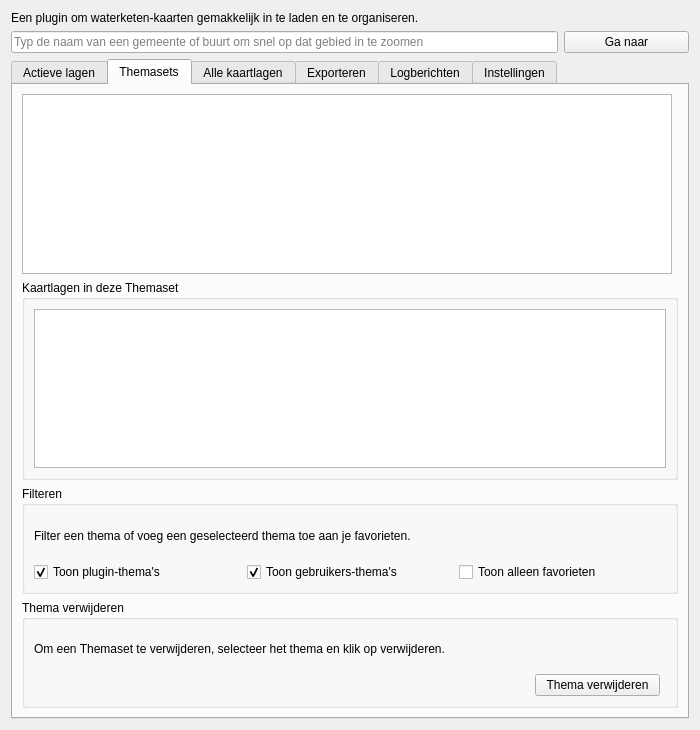
Above: gui/nad_maps_dialog_base.ui from NAD-Dataplatform/NADmaps before the change. Below: the same form after it.
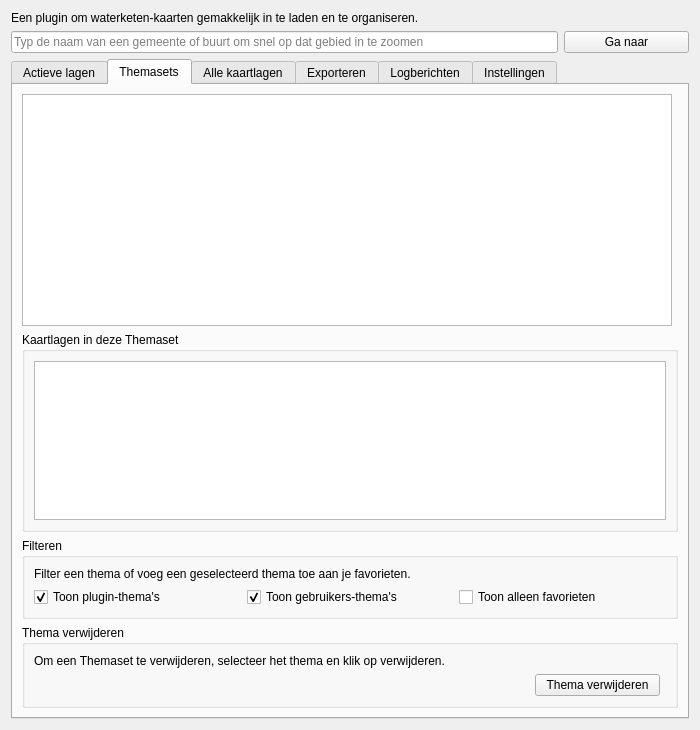
That is the form after the change. The open tabs and pages were chosen to show the change.

```diff
--- a/gui/nad_maps_dialog_base.ui
+++ b/gui/nad_maps_dialog_base.ui
@@ -328,49 +328,32 @@
        <string>Themasets</string>
       </attribute>
       <layout class="QGridLayout" name="gridLayoutTabStart">
-       <item row="0" column="0">
-        <widget class="QTableView" name="themaView">
-         <property name="maximumSize">
-          <size>
-           <width>16777215</width>
-           <height>180</height>
-          </size>
-         </property>
-        </widget>
-       </item>
-       <item row="1" column="0" colspan="2">
-        <widget class="QGroupBox" name="filterThemaGroupBox">
-         <property name="maximumSize">
-          <size>
-           <width>16777215</width>
-           <height>200</height>
-          </size>
-         </property>
-         <property name="title">
-          <string>Kaartlagen in deze Themaset</string>
-         </property>
-         <layout class="QGridLayout" name="gridLayoutFilterThemaGroupBox">
-          <item row="2" column="0">
-           <widget class="QTableView" name="themaMapListView">
-            <property name="maximumSize">
-             <size>
-              <width>16777215</width>
-              <height>16777215</height>
-             </size>
-            </property>
-           </widget>
-          </item>
-         </layout>
-        </widget>
-       </item>
        <item row="2" column="0" colspan="2">
         <widget class="QGroupBox" name="filterThemaGroupBox">
+         <property name="sizePolicy">
+          <sizepolicy hsizetype="Expanding" vsizetype="Minimum">
+           <horstretch>0</horstretch>
+           <verstretch>0</verstretch>
+          </sizepolicy>
+         </property>
+         <property name="maximumSize">
+          <size>
+           <width>16777215</width>
+           <height>100</height>
+          </size>
+         </property>
          <property name="title">
           <string>Filteren</string>
          </property>
          <layout class="QGridLayout" name="gridLayoutFilterThemaGroupBox">
           <item row="0" column="0" colspan="3">
            <widget class="QLabel" name="styling_label">
+            <property name="sizePolicy">
+             <sizepolicy hsizetype="Preferred" vsizetype="Fixed">
+              <horstretch>0</horstretch>
+              <verstretch>0</verstretch>
+             </sizepolicy>
+            </property>
             <property name="text">
              <string>Filter een thema of voeg een geselecteerd thema toe aan je favorieten.</string>
             </property>
@@ -415,14 +398,79 @@
          </layout>
         </widget>
        </item>
+       <item row="1" column="0" colspan="2">
+        <widget class="QGroupBox" name="filterThemaGroupBox">
+         <property name="sizePolicy">
+          <sizepolicy hsizetype="Expanding" vsizetype="Expanding">
+           <horstretch>0</horstretch>
+           <verstretch>0</verstretch>
+          </sizepolicy>
+         </property>
+         <property name="maximumSize">
+          <size>
+           <width>16777215</width>
+           <height>200</height>
+          </size>
+         </property>
+         <property name="title">
+          <string>Kaartlagen in deze Themaset</string>
+         </property>
+         <layout class="QGridLayout" name="gridLayoutFilterThemaGroupBox">
+          <item row="2" column="0">
+           <widget class="QTableView" name="themaMapListView">
+            <property name="maximumSize">
+             <size>
+              <width>16777215</width>
+              <height>16777215</height>
+             </size>
+            </property>
+           </widget>
+          </item>
+         </layout>
+        </widget>
+       </item>
+       <item row="0" column="0">
+        <widget class="QTableView" name="themaView">
+         <property name="sizePolicy">
+          <sizepolicy hsizetype="Expanding" vsizetype="Expanding">
+           <horstretch>0</horstretch>
+           <verstretch>200</verstretch>
+          </sizepolicy>
+         </property>
+         <property name="maximumSize">
+          <size>
+           <width>16777215</width>
+           <height>16777215</height>
+          </size>
+         </property>
+        </widget>
+       </item>
        <item row="3" column="0" colspan="2">
         <widget class="QGroupBox" name="deletaThemaGroupBox">
+         <property name="sizePolicy">
+          <sizepolicy hsizetype="Preferred" vsizetype="Minimum">
+           <horstretch>0</horstretch>
+           <verstretch>0</verstretch>
+          </sizepolicy>
+         </property>
+         <property name="maximumSize">
+          <size>
+           <width>16777215</width>
+           <height>100</height>
+          </size>
+         </property>
          <property name="title">
           <string>Thema verwijderen</string>
          </property>
          <layout class="QGridLayout" name="gridLayoutDeleteThemaGroupBox">
           <item row="0" column="0" colspan="3">
            <widget class="QLabel" name="styling_label">
+            <property name="sizePolicy">
+             <sizepolicy hsizetype="Preferred" vsizetype="Fixed">
+              <horstretch>0</horstretch>
+              <verstretch>0</verstretch>
+             </sizepolicy>
+            </property>
             <property name="text">
              <string>Om een Themaset te verwijderen, selecteer het thema en klik op verwijderen.</string>
             </property>
```
